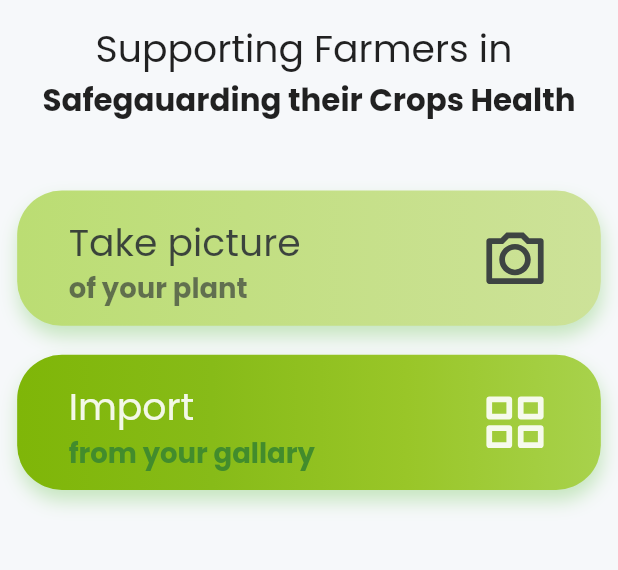
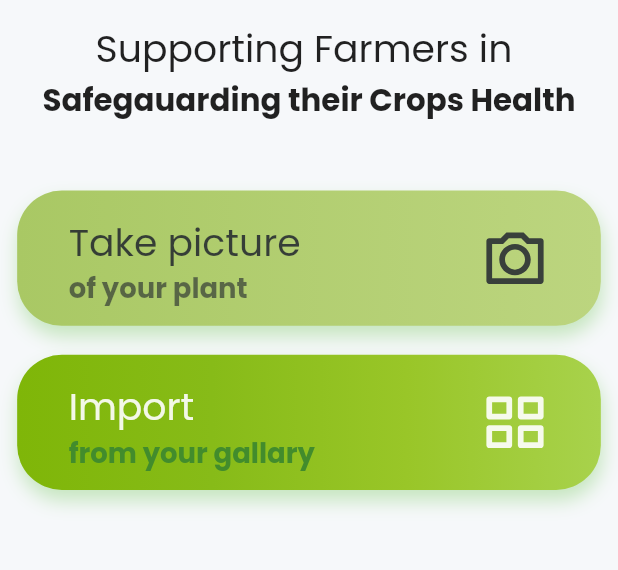
Before and after one commit to ArunChapagain/digifarmer, a Flutter app: the screen it shows after launch, after a tap on "Detector", on a phone screen of 412 x 824 dp, the part 588-1158 px from its top. Run offline on Flutter 3.47's test engine with Material 3 defaults, Android fonts, the phone set to English and light mode, and no system bars; our stand-ins replace carousel_slider, firebase_auth, firebase_core, flutter_screenutil, flutter_smart_dialog, google_fonts and 6 more; missing offline and left inert: flutter_tflite; accounts and stored records are empty; network calls fail.

Commit message:
changes in diseases detection and color changes in button

```diff
--- a/lib/constants/constants.dart
+++ b/lib/constants/constants.dart
@@ -1,9 +1,9 @@
 const String newsAPIBaseURL = 'https://newsapi.org/v2';
-const String newsAPIKey = '';
+const String newsAPIKey = '38b9158802a34f9ca21dcff1d5c3a87f';
 const String newsAPIEndPoint = '/everything';
 // const String newsAPIQuery = 'q=farmers&sortBy=popularity';
 
-const String weatherAPIKey = '';
+const String weatherAPIKey = '73f49df9790a4edabce175946242105';
 const String weatherAPIBaseURL = 'https://api.weatherapi.com/v1';
 const String weatherAPIEndPoint = '/forecast.json';
 //https://newsapi.org/v2/everything?q=farmers&sortBy=popularity&apiKey=e13c1810209a4e6ca7997d39b797152c
--- a/lib/provider/detection_provider.dart
+++ b/lib/provider/detection_provider.dart
@@ -11,6 +11,7 @@ class DetectionProvider extends ChangeNotifier {
     print('Plant: $plant, Disease: $disease');
     setDetection = true;
     json = await DiseasesDetailService.findDiagnose(plant, disease);
+    print(json);
     _class = json['class'] ?? '';
     _details = json['description'] ?? '';
     setDetection = false;
@@ -21,7 +22,7 @@ class DetectionProvider extends ChangeNotifier {
     notifyListeners();
   }
 
-  bool get isDetection => _isDetecting;
+  bool get isDetectionLoading => _isDetecting;
   String get classDetection => _class;
   String get details => _details;
 }
--- a/lib/services/diseases_detail_service.dart
+++ b/lib/services/diseases_detail_service.dart
@@ -15,6 +15,7 @@ class DiseasesDetailService {
     var plantData =
         detectDetailsJson.firstWhere((element) => element['plant'] == plant);
     var diagnoseList = plantData['diagnose'];
+    print(plantData);
     return diagnoseList.firstWhere((diagnose) => diagnose['name'] == name);
     // return null;
   }
--- a/lib/view/diseases_detection/detect_page.dart
+++ b/lib/view/diseases_detection/detect_page.dart
@@ -1,7 +1,6 @@
 import 'dart:io';
 import 'package:digifarmer/constants/constants.dart';
 import 'package:digifarmer/provider/detection_provider.dart';
-import 'package:digifarmer/view/diseases_detection/diseases_overview_screen.dart';
 import 'package:digifarmer/widgets/animation.dart';
 import 'package:digifarmer/widgets/detect_button.dart';
 import 'package:flutter/material.dart';
@@ -137,7 +136,7 @@ class _DetectPageState extends State<DetectPage> {
             builder: (context, value, child) {
               String type = value.classDetection;
               String description = value.details;
-              if (value.isDetection == true) {
+              if (value.isDetectionLoading == true) {
                 return Center(
                   child: CircularProgressIndicator(
                     strokeWidth: 5,
--- a/lib/view/home/home_screen.dart
+++ b/lib/view/home/home_screen.dart
@@ -183,11 +183,11 @@ class WeatherCard extends StatelessWidget {
               offset: const Offset(0, 3),
             ),
           ],
-          gradient:const LinearGradient(
+          gradient: const LinearGradient(
             colors: [
-               Color.fromARGB(255, 127, 182, 8),
-               Color(0xff87bb18),
-               Color(0xFF99C628),
+              Color.fromARGB(255, 127, 182, 8),
+              Color(0xff87bb18),
+              Color(0xFF99C628),
               // Theme.of(context).primaryColor,
               // Theme.of(context).primaryColor.withOpacity(0.5),
             ],
@@ -264,7 +264,7 @@ class WeatherCard extends StatelessWidget {
           Icon(
             icon,
             color: color,
-            size: 28.sp,
+            size: 27.sp,
           ),
           // SizedBox(width: 3.w),
           Text(
--- a/lib/widgets/detect_button.dart
+++ b/lib/widgets/detect_button.dart
@@ -53,11 +53,11 @@ class DetectButton extends StatelessWidget {
             gradient: LinearGradient(
               colors: btn
                   ? [
-                      const Color(0xFFBBDD73),
-                      const Color(0xFFCDE299),
+                      const Color(0xFFA9C864),
+                      const Color(0xFFBCD57F),
                     ]
                   : [
-                      const Color.fromARGB(255, 127, 182, 8),
+                      const Color(0xFF7FB608),
                       const Color(0xff87bb18),
                       const Color(0xFF99C628),
                       const Color(0xFFA8D24C),
--- a/lib/widgets/will_pop_scope_route.dart
+++ b/lib/widgets/will_pop_scope_route.dart
@@ -28,7 +28,7 @@ class _WillPopScopeRouteState extends State<WillPopScopeRoute> {
         SmartDialog.showToast('Press again to exit');
         if (lastPressedAt == null ||
             DateTime.now().difference(lastPressedAt!) >
-                const Duration(seconds: 1)) {
+                const Duration(seconds: 2)) {
           //If the interval between two clicks exceeds 1 second, the time will be reset.
           lastPressedAt = DateTime.now();
           return;
```
Also changed, not shown: assets/disease_details.json (+6 -5 lines).
